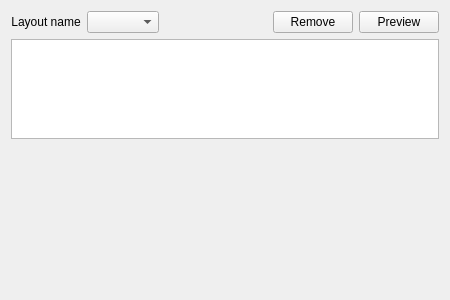
Above: kopete/config/appearance/contactlistlayoutwidget.ui from KDE/kopete before the change. Below: the same form after it.
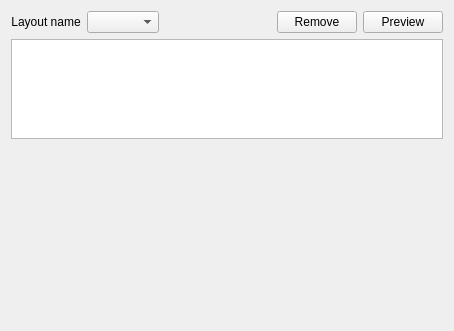
That is the form after the change. Custom widgets are drawn as their Qt base class.

Patch:
```diff
--- a/kopete/config/appearance/contactlistlayoutwidget.ui
+++ b/kopete/config/appearance/contactlistlayoutwidget.ui
@@ -6,8 +6,8 @@
    <rect>
     <x>0</x>
     <y>0</y>
-    <width>450</width>
-    <height>300</height>
+    <width>454</width>
+    <height>331</height>
    </rect>
   </property>
   <property name="windowTitle">
@@ -105,12 +105,6 @@
      <property name="layoutMode">
       <enum>QListView::Batched</enum>
      </property>
-     <property name="gridSize">
-      <size>
-       <width>72</width>
-       <height>64</height>
-      </size>
-     </property>
      <property name="viewMode">
       <enum>QListView::IconMode</enum>
      </property>
```
Left out of the diff: 3 changed lines with no effect on the pictures.
